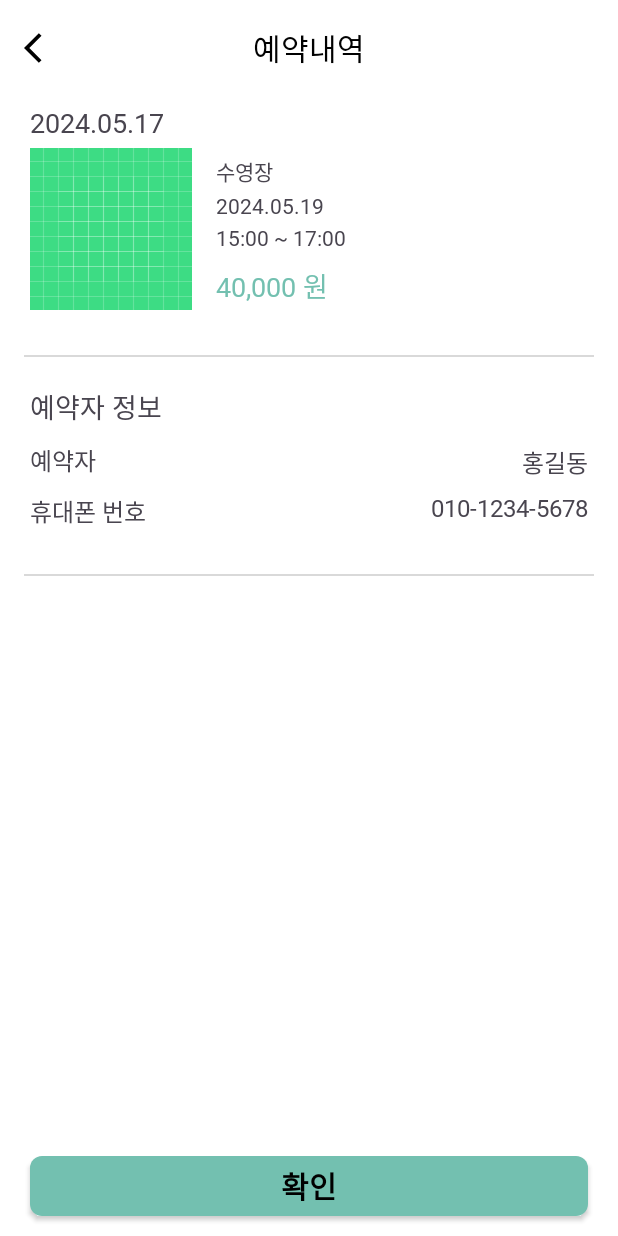
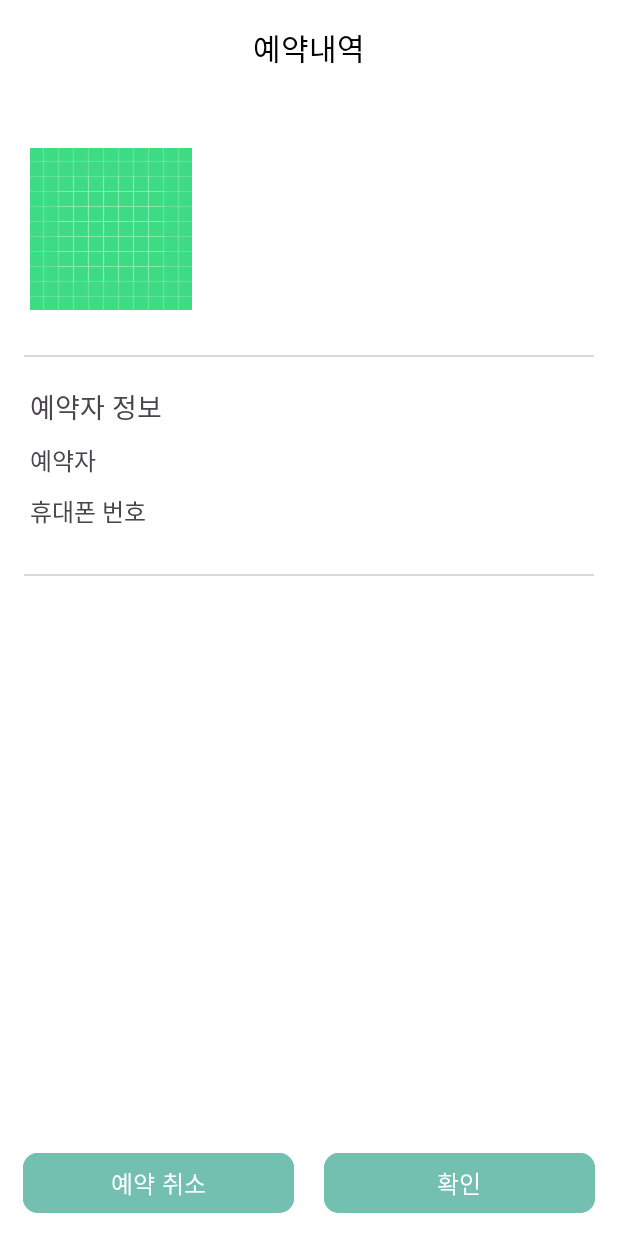
Before and after one commit to seongukHEO/ApartTalk, an Android app: the fragment ReservationConfirmFragment placed in its activity, on a phone screen of 412 x 824 dp. Run offline under Robolectric (Android 15) with nearby library versions, the phone set to English and light mode, and no system bars; our stand-ins replace Firebase (no records; nobody signed in at launch, a user with empty details on screens opened directly); libraries missing offline, so code that uses them is left out: com.kakao.sdk; 1 statement that could not run was skipped.

Commit message:
refactor: 레이아웃 수정 및 이미지 데이터 받아오기

```diff
--- a/app/src/main/java/kr/co/lion/application/finalproject_aparttalk/ui/reservation/ReservationConfirmFragment.kt
+++ b/app/src/main/java/kr/co/lion/application/finalproject_aparttalk/ui/reservation/ReservationConfirmFragment.kt
@@ -17,6 +17,7 @@ import kr.co.lion.application.finalproject_aparttalk.model.FacilityResModel
 import kr.co.lion.application.finalproject_aparttalk.model.UserModel
 import kr.co.lion.application.finalproject_aparttalk.ui.info.UserViewModel
 import kr.co.lion.application.finalproject_aparttalk.util.ReserveFragmentName
+import kr.co.lion.application.finalproject_aparttalk.util.setImage
 
 
 class ReservationConfirmFragment : Fragment() {
@@ -35,7 +36,7 @@ class ReservationConfirmFragment : Fragment() {
         reserveActivity = activity as ReserveActivity
 
         settingToolbar()
-        //settingButton()
+        settingButton()
         //observeSelectedReservation()
         //observeReservationCompletion()
         bindReservationData()
@@ -47,22 +48,17 @@ class ReservationConfirmFragment : Fragment() {
         fragmentReservationConfirmBinding.apply {
             reservationConfirmToolbar.apply {
                 textViewReservationConfirmToolbarTitle.text = "예약내역"
-                setNavigationIcon(R.drawable.icon_back)
-                setNavigationOnClickListener {
-                    reserveActivity.removeFragment(ReserveFragmentName.RESERVATION_CONFIRM_FRAGMENT)
-                }
             }
         }
     }
 
-//    private fun settingButton() {
-//        fragmentReservationConfirmBinding.apply {
-//            reservationConfirmButton.setOnClickListener {
-//                reservationViewModel.resetReservationCompleted()
-//                reserveActivity.finish()
-//            }
-//        }
-//    }
+    private fun settingButton() {
+        fragmentReservationConfirmBinding.apply {
+            reservationConfirmButton.setOnClickListener {
+                reserveActivity.removeFragment(ReserveFragmentName.RESERVATION_CONFIRM_FRAGMENT)
+            }
+        }
+    }
 
 //    private fun observeSelectedReservation() {
 //        reservationViewModel.selectedReservation.observe(viewLifecycleOwner, Observer { reservation ->
@@ -89,6 +85,7 @@ class ReservationConfirmFragment : Fragment() {
             require(facilityInfo != null)
 
             fragmentReservationConfirmBinding.apply {
+                root.context.setImage(reservationConfirmImageView, facilityInfo.imageRes)
                 reservationConfirmTextViewName.text = facilityInfo.userName ?: "이름 없음"
                 reservationConfirmTextViewPhoneNumber.text = facilityInfo.userNumber ?: "전화번호 없음"
                 reservationConfirmTextViewDate.text = facilityInfo.reservationDate
--- a/app/src/main/res/layout/fragment_reservation_confirm.xml
+++ b/app/src/main/res/layout/fragment_reservation_confirm.xml
@@ -45,7 +45,6 @@
             android:layout_marginTop="8dp"
             android:fontFamily="@font/notosans_semibold"
             android:includeFontPadding="false"
-            android:text="2024.05.17"
             android:textSize="18sp"
             app:layout_constraintStart_toStartOf="parent"
             app:layout_constraintTop_toTopOf="parent" />
@@ -67,7 +66,6 @@
             android:layout_marginTop="40dp"
             android:fontFamily="@font/notosans_semibold"
             android:includeFontPadding="false"
-            android:text="수영장"
             android:textSize="14sp"
             app:layout_constraintStart_toEndOf="@+id/reservationConfirmImageView"
             app:layout_constraintTop_toTopOf="parent" />
@@ -80,7 +78,6 @@
             android:layout_marginTop="5dp"
             android:fontFamily="@font/notosans_medium"
             android:includeFontPadding="false"
-            android:text="2024.05.19"
             app:layout_constraintStart_toEndOf="@+id/reservationConfirmImageView"
             app:layout_constraintTop_toBottomOf="@+id/reservationConfirmTextViewFacility" />
 
@@ -92,7 +89,6 @@
             android:layout_marginTop="5dp"
             android:fontFamily="@font/notosans_medium"
             android:includeFontPadding="false"
-            android:text="15:00 ~ 17:00"
             android:textSize="14sp"
             app:layout_constraintStart_toEndOf="@+id/reservationConfirmImageView"
             app:layout_constraintTop_toBottomOf="@+id/reservationConfirmTextViewReservedDate" />
@@ -103,7 +99,6 @@
             android:layout_height="wrap_content"
             android:layout_marginStart="16dp"
             android:layout_marginTop="10dp"
-            android:text="40,000 원"
             android:fontFamily="@font/notosans_semibold"
             android:includeFontPadding="false"
             android:textColor="@color/third"
@@ -158,7 +153,6 @@
             android:layout_marginEnd="20dp"
             android:fontFamily="@font/notosans_medium"
             android:includeFontPadding="false"
-            android:text="홍길동"
             android:textSize="16sp"
             app:layout_constraintEnd_toEndOf="parent"
             app:layout_constraintTop_toTopOf="parent" />
@@ -184,7 +178,6 @@
             android:layout_marginEnd="20dp"
             android:fontFamily="@font/notosans_medium"
             android:includeFontPadding="false"
-            android:text="010-1234-5678"
             android:textSize="16sp"
             app:layout_constraintEnd_toEndOf="parent"
             app:layout_constraintTop_toBottomOf="@+id/reservationConfirmTextViewName" />
@@ -198,31 +191,40 @@
         android:layout_marginTop="30dp"
         android:background="@color/lightGray" />
 
-    <androidx.constraintlayout.widget.ConstraintLayout
+    <LinearLayout
         android:layout_width="match_parent"
-        android:layout_height="match_parent">
+        android:layout_height="match_parent"
+        android:orientation="horizontal"
+        android:padding="15dp">
 
-        <androidx.appcompat.widget.AppCompatButton
+        <Button
+            android:id="@+id/reserveCancelButton"
+            android:layout_width="100dp"
+            android:layout_height="40dp"
+            android:layout_gravity="bottom"
+            android:layout_marginRight="10dp"
+            android:layout_weight="1"
+            android:backgroundTint="#73C0B0"
+            android:insetTop="0dp"
+            android:insetBottom="0dp"
+            android:text="예약 취소"
+            android:textSize="16sp"
+            app:cornerRadius="10dp" />
+
+        <Button
             android:id="@+id/reservationConfirmButton"
-            android:layout_width="0dp"
+            android:layout_width="100dp"
             android:layout_height="40dp"
-            android:layout_marginHorizontal="20dp"
-            android:layout_marginTop="8dp"
-            android:layout_marginBottom="5dp"
-            android:background="@drawable/style_pointbutton_radias"
-            android:fontFamily="@font/notosans_semibold"
-            android:includeFontPadding="false"
+            android:layout_gravity="bottom"
+            android:layout_marginLeft="10dp"
+            android:layout_weight="1"
+            android:backgroundTint="#73C0B0"
+            android:insetTop="0dp"
+            android:insetBottom="0dp"
             android:text="확인"
-            android:textColor="@color/black"
-            android:textSize="20dp"
-            android:textStyle="bold"
-            app:layout_constraintBottom_toBottomOf="parent"
-            app:layout_constraintEnd_toEndOf="parent"
-            app:layout_constraintHorizontal_bias="0.0"
-            app:layout_constraintStart_toStartOf="parent"
-            app:layout_constraintTop_toTopOf="parent"
-            app:layout_constraintVertical_bias="0.979" />
-    </androidx.constraintlayout.widget.ConstraintLayout>
+            android:textSize="16sp"
+            app:cornerRadius="10dp" />
+    </LinearLayout>
 
 
 </LinearLayout>
```
